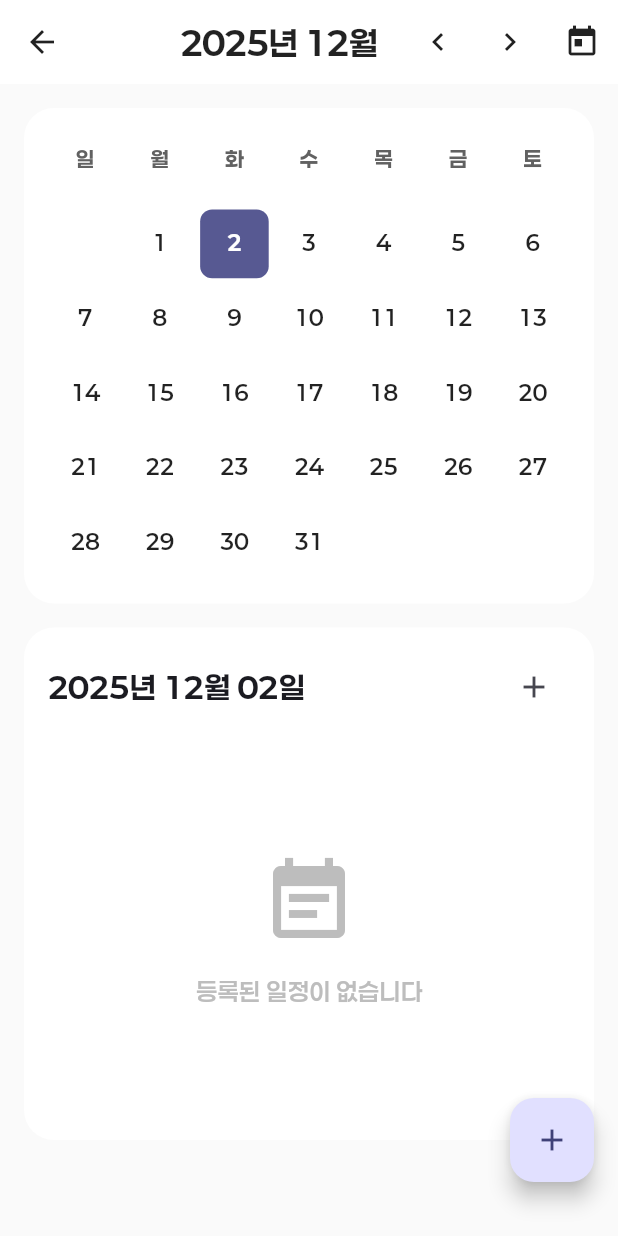
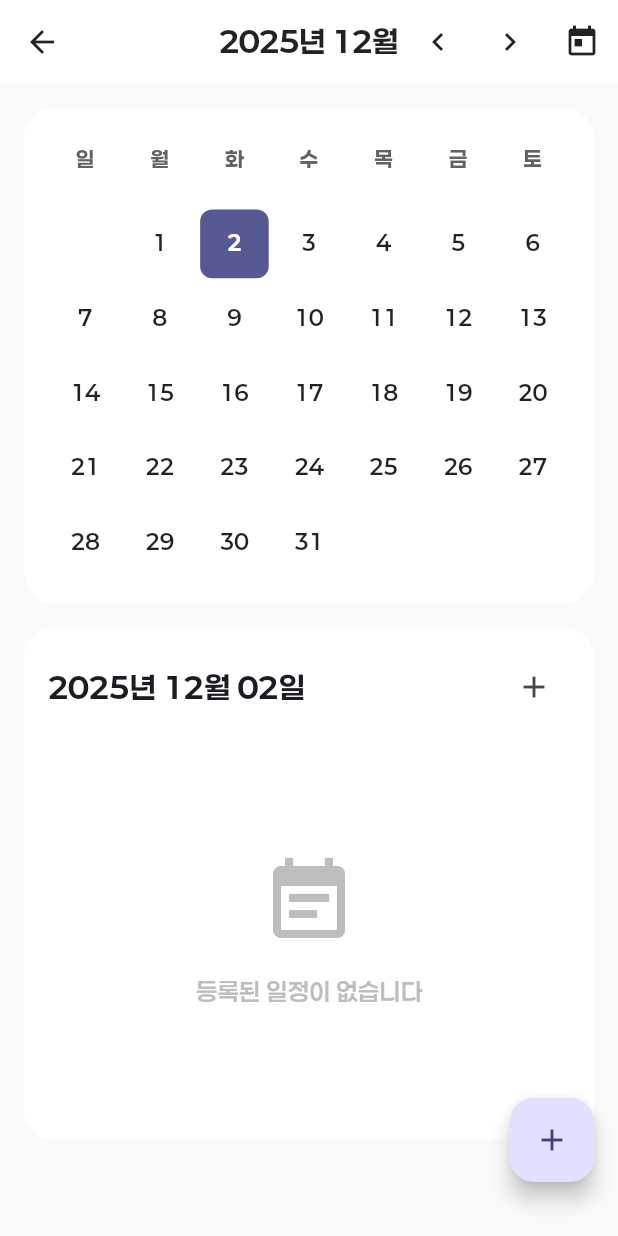
Before and after one commit to k-syou/memory-app, a Flutter app: the screen it shows once a user with an empty profile is signed in, after a tap on "캘린더", on a phone screen of 412 x 824 dp. Run offline on Flutter 3.47's test engine with Material 3 defaults, Android fonts, the light colour scheme and no system bars; our stand-ins replace cloud_firestore, firebase_auth, firebase_core, google_sign_in, shared_preferences; accounts and stored records are empty; project files that could hold a hidden picture were left out.

```diff
--- a/lib/screens/calendar_screen.dart
+++ b/lib/screens/calendar_screen.dart
@@ -536,7 +536,7 @@ class _CalendarScreenState extends State<CalendarScreen> {
         ),
         title: Text(
           DateFormat('yyyy년 MM월').format(_currentMonth),
-          style: const TextStyle(fontWeight: FontWeight.bold),
+          style: const TextStyle(fontWeight: FontWeight.bold, fontSize: 20),
         ),
         actions: [
           IconButton(
```
Also changed, not shown: 2 other files.
